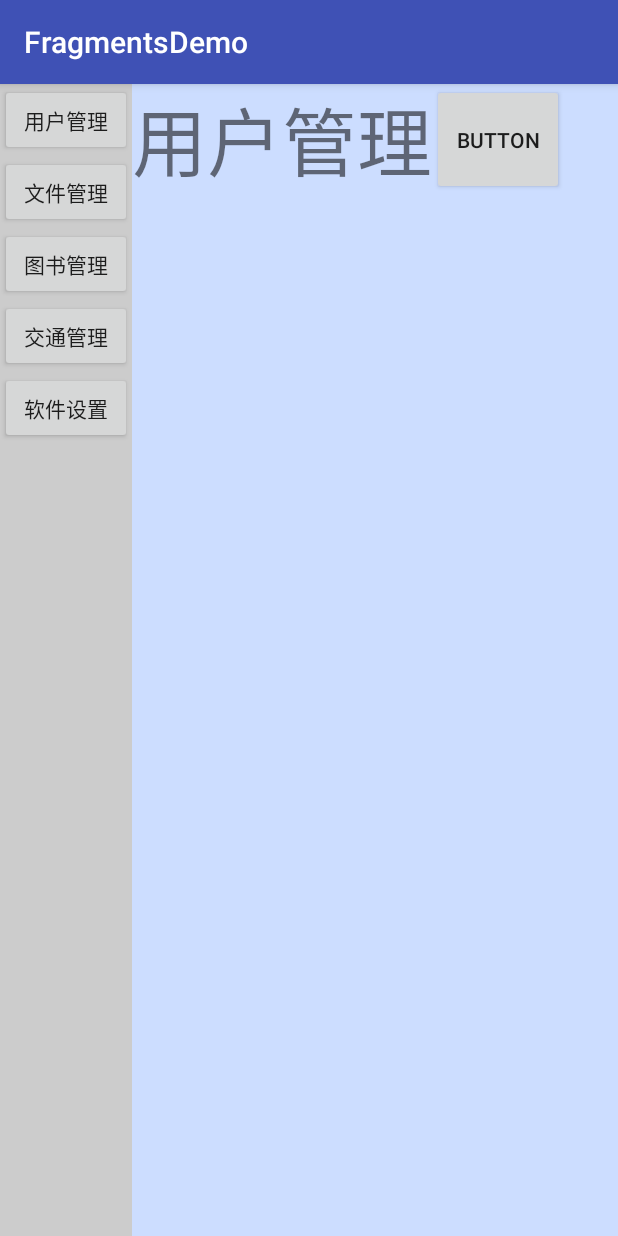
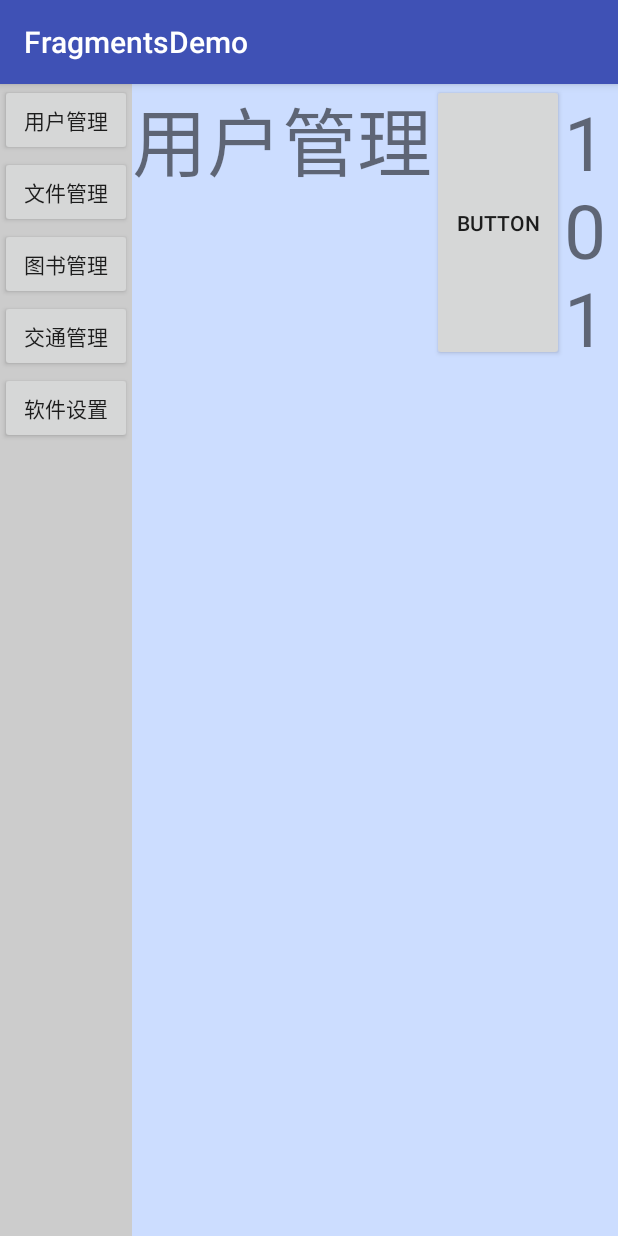
Before and after one commit to Huigesi/FragmentsDemo, an Android app: the screen it shows after launch (MainActivity), after a tap on "用户管理", on a phone screen of 412 x 824 dp. Run offline under Robolectric (Android 15) with nearby library versions, the phone set to English and light mode, and no system bars.

Commit message:
fragmen 传值（调试成功）

```diff
--- a/app/src/main/java/com/example/administrator/fragmentsdemo/MainActivity.java
+++ b/app/src/main/java/com/example/administrator/fragmentsdemo/MainActivity.java
@@ -43,10 +43,7 @@ public class MainActivity extends AppCompatActivity {
         button1.setOnClickListener(new View.OnClickListener() {
             @Override
             public void onClick(View v) {
-            //传值
-                Bundle bundle=new Bundle();
-                bundle.putInt("id",101);
-                fragment_1.setArguments(bundle);
+
                 //_____-----fragment_add
                /* Fragment_1 fragment_1=new Fragment_1();
                 fragmentTransaction.add(R.id.right,fragment_1);
@@ -56,6 +53,10 @@ public class MainActivity extends AppCompatActivity {
                 fragmentTransaction.replace(R.id.right,fragment_1,"fragment_1");
                 fragmentTransaction.addToBackStack("fragment_1");//添加到回退栈
                 fragmentTransaction.commit();
+                //传值
+                Bundle bundle=new Bundle();
+                bundle.putInt("id",101);
+                fragment_1.setArguments(bundle);
 
             }
         });
--- a/app/src/main/java/com/example/administrator/fragmentsdemo/fragment/Fragment_1.java
+++ b/app/src/main/java/com/example/administrator/fragmentsdemo/fragment/Fragment_1.java
@@ -37,7 +37,7 @@ public class Fragment_1 extends Fragment {
         //return inflater.inflate(R.layout.fragment_1, container, false);
         TextView textView=(TextView)view.findViewById(R.id.tv_1);
         Bundle bundle=getArguments();
-        textView.setText(bundle.getInt("id"));
+        textView.setText(bundle.getInt("id")+"");
         return view;
     }
 
--- a/app/src/main/java/com/example/administrator/fragmentsdemo/fragment/Fragment_2.java
+++ b/app/src/main/java/com/example/administrator/fragmentsdemo/fragment/Fragment_2.java
@@ -34,7 +34,7 @@ public class Fragment_2 extends Fragment {
         //获值
         TextView textView=(TextView)view.findViewById(R.id.tv_2);
         Bundle bundle=getArguments();
-        textView.setText(bundle.getInt("id"));
+        textView.setText(bundle.getInt("id")+"");
         return view;
     }
 
```
